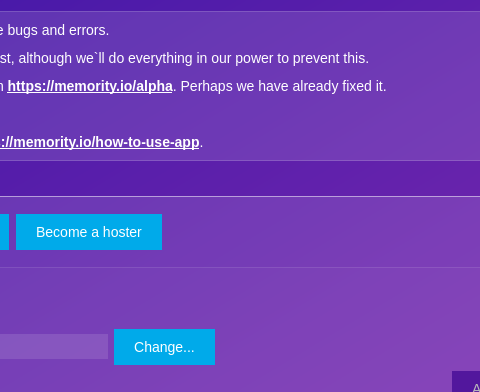
Above: memority/ui/main.ui from Memority/memority before the change; both pictures show x 436 to 916 and y 0 to 392 of the 1125 by 694 pixel window. Below: the same form after it.
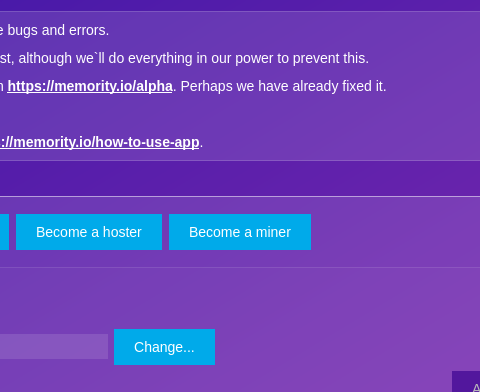
That is the form after the change. The open tabs and pages were chosen to show the change. Icons and pictures are not drawn.

What changed in the file:
```diff
--- a/memority/ui/main.ui
+++ b/memority/ui/main.ui
@@ -783,8 +783,8 @@
            <rect>
             <x>0</x>
             <y>0</y>
-            <width>585</width>
-            <height>238</height>
+            <width>1101</width>
+            <height>284</height>
            </rect>
           </property>
           <layout class="QVBoxLayout" name="verticalLayout_10">
@@ -875,6 +875,25 @@
                </property>
               </widget>
              </item>
+             <item>
+              <widget class="QPushButton" name="become_miner_btn">
+               <property name="styleSheet">
+                <string notr="true">QPushButton{
+background: rgb(0, 170, 234);
+border: none;
+padding: 10px 20px;
+}
+QPushButton:disabled{
+background-color: rgba(67, 10, 149, 200);
+border: none;
+padding: 10px 20px;
+}</string>
+               </property>
+               <property name="text">
+                <string>Become a miner</string>
+               </property>
+              </widget>
+             </item>
              <item>
               <spacer name="horizontalSpacer_10">
                <property name="orientation">
```
Left out of the diff: 8 changed lines with no effect on the pictures.
